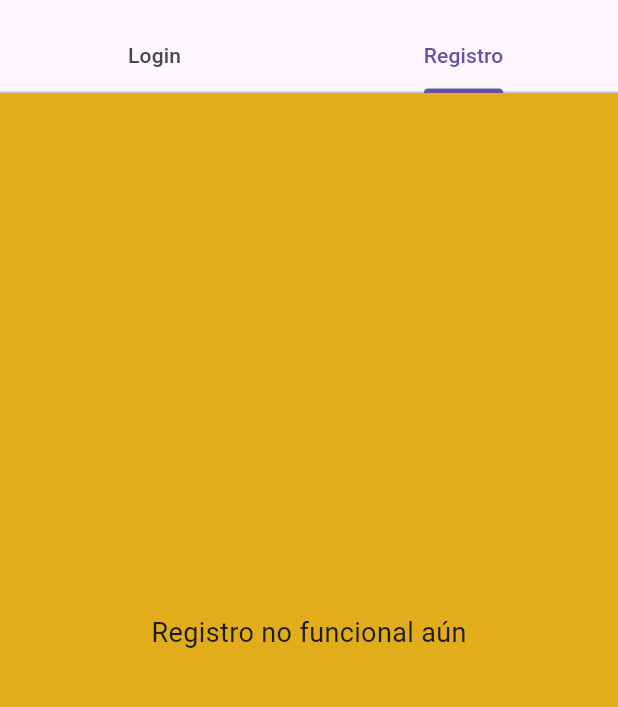
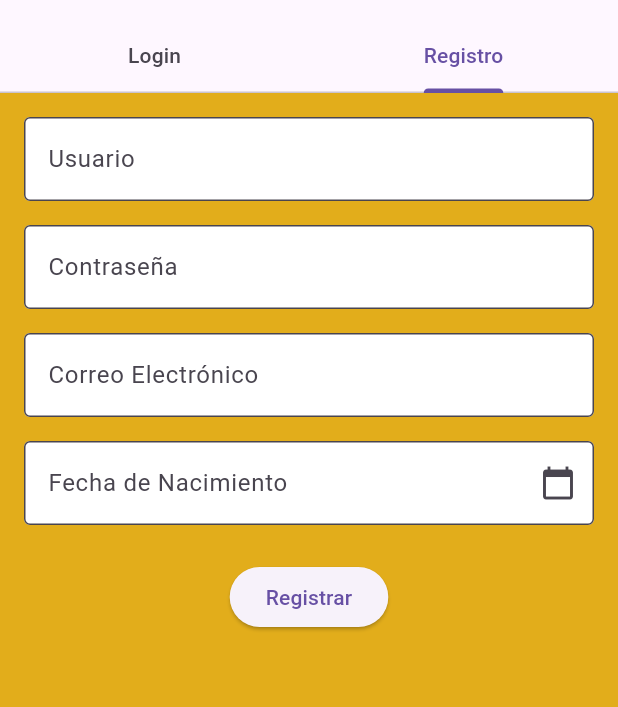
Before and after one commit to Danielpveran/DalliatApp, a Flutter app: the screen it shows after launch, tab 2 chosen, on a phone screen of 412 x 824 dp, the part 63-770 px from its top. Run offline on Flutter 3.47's test engine with Material 3 defaults, Android fonts, the phone set to English and light mode, and no system bars.

Commit message:
Se crean las barras para poner los datos de nombre,Contraseña,correo y Fecha de nacimiento

```diff
--- a/dalliat_app/lib/main.dart
+++ b/dalliat_app/lib/main.dart
@@ -105,17 +105,112 @@ class _LoginTabState extends State<LoginTab> {
   }
 }
 
-class RegisterTab extends StatelessWidget {
+// Aca empieza el register
+
+class RegisterTab extends StatefulWidget {
   const RegisterTab({super.key});
 
   @override
+  State<RegisterTab> createState() => _RegisterTabState();
+}
+
+class _RegisterTabState extends State<RegisterTab> {
+  final TextEditingController _regUsernameController = TextEditingController();
+  final TextEditingController _regPasswordController = TextEditingController();
+  final TextEditingController _emailController = TextEditingController();
+  final TextEditingController _birthDateController = TextEditingController();
+
+  @override
   Widget build(BuildContext context) {
-    return const Center(
-      child: Text(
-        'Registro no funcional aún',
-        style: TextStyle(fontSize: 18),
+    return Padding(
+      padding: const EdgeInsets.all(16.0),
+      child: SingleChildScrollView(
+        child: Column(
+          mainAxisAlignment: MainAxisAlignment.center,
+          children: [
+            TextField(
+              controller: _regUsernameController,
+              decoration: const InputDecoration(
+                labelText: 'Usuario',
+                border: OutlineInputBorder(),
+                filled: true,
+                fillColor: Color.fromARGB(255, 255, 255, 255),
+              ),
+            ),
+            const SizedBox(height: 16),
+            TextField(
+              controller: _regPasswordController,
+              obscureText: true,
+              decoration: const InputDecoration(
+                labelText: 'Contraseña',
+                border: OutlineInputBorder(),
+                filled: true,
+                fillColor: Color.fromARGB(255, 255, 255, 255),
+              ),
+            ),
+            const SizedBox(height: 16),
+            TextField(
+              controller: _emailController,
+              decoration: const InputDecoration(
+                labelText: 'Correo Electrónico',
+                border: OutlineInputBorder(),
+                filled: true,
+                fillColor: Color.fromARGB(255, 255, 255, 255),
+              ),
+              keyboardType: TextInputType.emailAddress,
+            ),
+            const SizedBox(height: 16),
+            TextField(
+              controller: _birthDateController,
+              readOnly: true,
+              decoration: const InputDecoration(
+                labelText: 'Fecha de Nacimiento',
+                border: OutlineInputBorder(),
+                filled: true,
+                fillColor: Color.fromARGB(255, 255, 255, 255),
+                suffixIcon: Icon(Icons.calendar_today),
+              ),
+              onTap: () async {
+                DateTime? pickedDate = await showDatePicker(
+                  context: context,
+                  initialDate: DateTime.now(),
+                  firstDate: DateTime(1900),
+                  lastDate: DateTime.now(),
+                );
+                if (pickedDate != null) {
+                  setState(() {
+                    _birthDateController.text = "${pickedDate.day}/${pickedDate.month}/${pickedDate.year}";
+                  });
+                }
+              },
+            ),
+            const SizedBox(height: 24),
+            ElevatedButton(
+              onPressed: () {
+                // Aquí puedes agregar lógica de registro
+                print('Usuario: ${_regUsernameController.text}');
+                print('Contraseña: ${_regPasswordController.text}');
+                print('Correo: ${_emailController.text}');
+                print('Fecha Nacimiento: ${_birthDateController.text}');
+                ScaffoldMessenger.of(context).showSnackBar(
+                  const SnackBar(content: Text('Registro simulado exitoso')),
+                );
+              },
+              child: const Text('Registrar'),
+            ),
+          ],
+        ),
       ),
     );
+  }
+
+  @override
+  void dispose() {
+    _regUsernameController.dispose();
+    _regPasswordController.dispose();
+    _emailController.dispose();
+    _birthDateController.dispose();
+    super.dispose();
   }
 }
 
```
